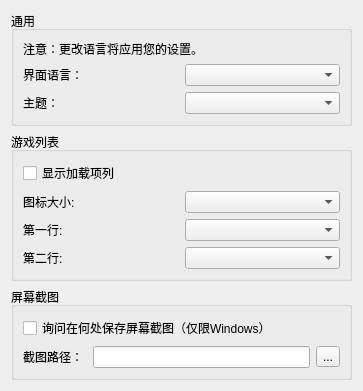
The window that src/yuzu/configuration/configure_ui.ui (formylover/yuzu-early-access) describes before a commit, drawn with Qt 5.
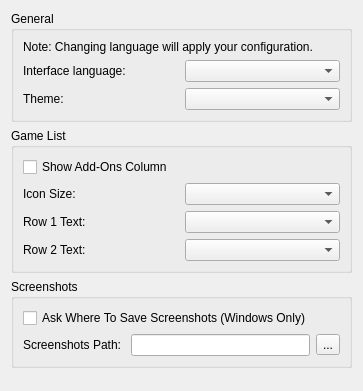
The same window after the commit.

Diff of the .ui file:
```diff
--- a/src/yuzu/configuration/configure_ui.ui
+++ b/src/yuzu/configuration/configure_ui.ui
@@ -17,7 +17,7 @@
    <item>
     <widget class="QGroupBox" name="general_groupBox">
      <property name="title">
-      <string>通用</string>
+      <string>General</string>
      </property>
      <layout class="QHBoxLayout" name="horizontalLayout">
       <item>
@@ -25,7 +25,7 @@
         <item>
          <widget class="QLabel" name="label_change_language_info">
           <property name="text">
-           <string>注意：更改语言将应用您的设置。</string>
+           <string>Note: Changing language will apply your configuration.</string>
           </property>
           <property name="wordWrap">
            <bool>true</bool>
@@ -37,7 +37,7 @@
           <item>
            <widget class="QLabel" name="language_label">
             <property name="text">
-             <string>界面语言：</string>
+             <string>Interface language:</string>
             </property>
            </widget>
           </item>
@@ -51,7 +51,7 @@
           <item>
            <widget class="QLabel" name="theme_label">
             <property name="text">
-             <string>主题：</string>
+             <string>Theme:</string>
             </property>
            </widget>
           </item>
@@ -68,7 +68,7 @@
    <item>
     <widget class="QGroupBox" name="GameListGroupBox">
      <property name="title">
-      <string>游戏列表</string>
+      <string>Game List</string>
      </property>
      <layout class="QHBoxLayout" name="GameListHorizontalLayout">
       <item>
@@ -76,7 +76,7 @@
         <item>
          <widget class="QCheckBox" name="show_add_ons">
           <property name="text">
-           <string>显示加载项列</string>
+           <string>Show Add-Ons Column</string>
           </property>
          </widget>
         </item>
@@ -85,7 +85,7 @@
           <item>
            <widget class="QLabel" name="icon_size_label">
             <property name="text">
-             <string>图标大小:</string>
+             <string>Icon Size:</string>
             </property>
            </widget>
           </item>
@@ -99,7 +99,7 @@
           <item>
            <widget class="QLabel" name="row_1_label">
             <property name="text">
-             <string>第一行:</string>
+             <string>Row 1 Text:</string>
             </property>
            </widget>
           </item>
@@ -113,7 +113,7 @@
           <item>
            <widget class="QLabel" name="row_2_label">
             <property name="text">
-             <string>第二行:</string>
+             <string>Row 2 Text:</string>
             </property>
            </widget>
           </item>
@@ -130,7 +130,7 @@
    <item>
     <widget class="QGroupBox" name="screenshots_GroupBox">
      <property name="title">
-      <string>屏幕截图</string>
+      <string>Screenshots</string>
      </property>
      <layout class="QVBoxLayout" name="verticalLayout_4">
       <item>
@@ -138,7 +138,7 @@
         <item>
          <widget class="QCheckBox" name="enable_screenshot_save_as">
           <property name="text">
-           <string>询问在何处保存屏幕截图（仅限Windows）</string>
+           <string>Ask Where To Save Screenshots (Windows Only)</string>
           </property>
          </widget>
         </item>
@@ -147,7 +147,7 @@
           <item>
            <widget class="QLabel" name="label">
             <property name="text">
-             <string>截图路径： </string>
+             <string>Screenshots Path: </string>
             </property>
            </widget>
           </item>
```
Left out of the diff: 2 changed lines with no effect on the pictures.
